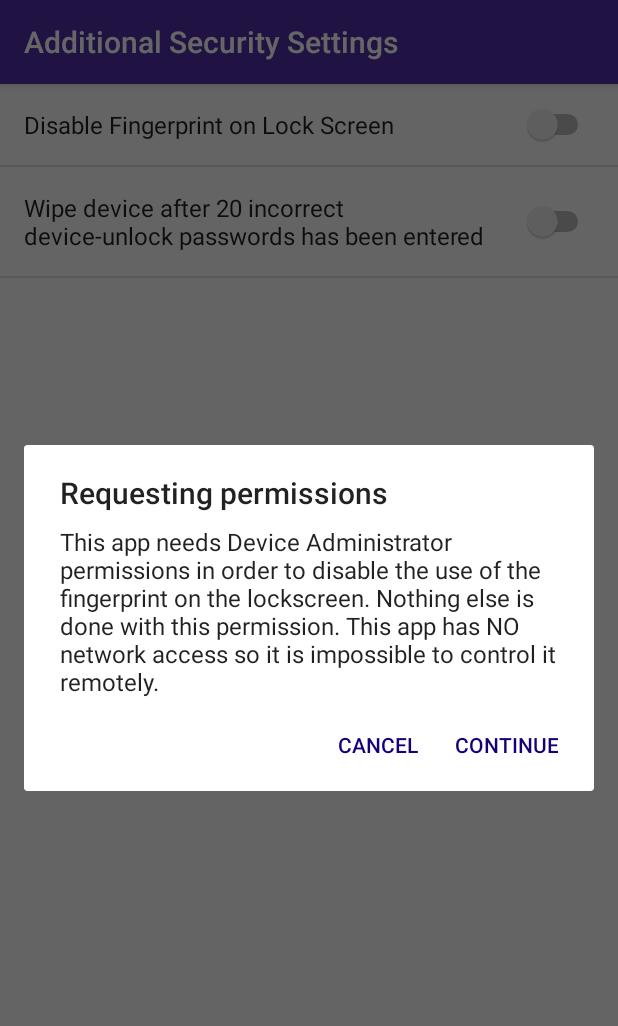
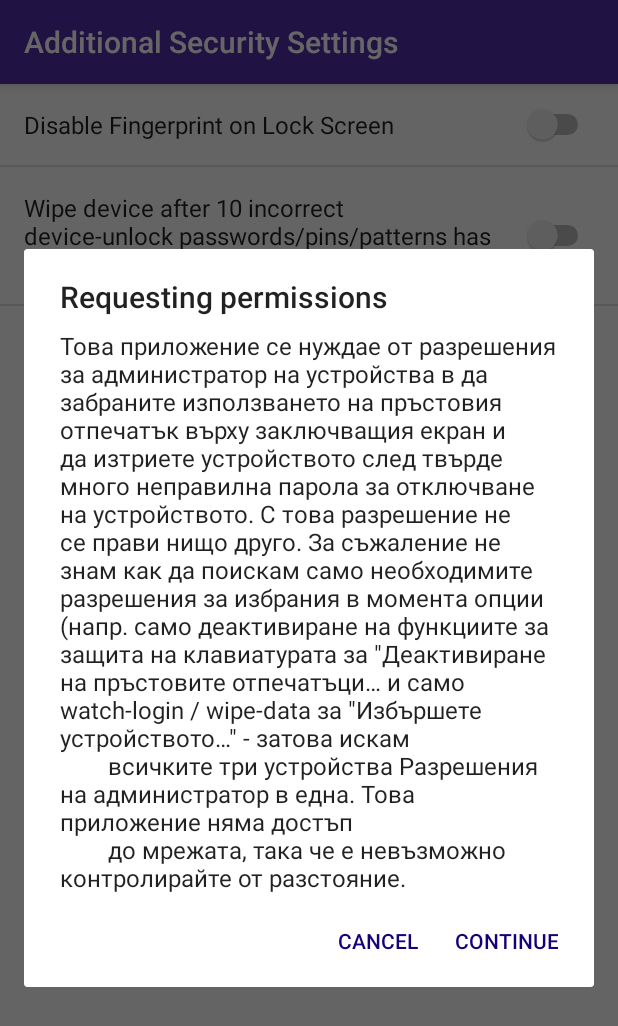
Before and after one commit to linux-colonel/AdminControl, an Android app: the screen it shows after launch (ControlYourDeviceActivity), after a tap on "Disable Fingerprint on Lock Screen", on a phone screen of 412 x 824 dp. Shown: the top 1026 px of the screen. Run offline under Robolectric (Android 15) with nearby library versions, the phone set to English and light mode, and no system bars.

Commit message:
Rename the string to "pref_wipe_after_too_many_incorrect_device_unlock_password_attempts" (again) - Update english text for pref_wipe_after_too_many_incorrect_device_unlock_password_attempts and dialog_explain_permissions - (Try) to translate the text into the bulgarian language

```diff
--- a/app/src/main/res/values/strings.xml
+++ b/app/src/main/res/values/strings.xml
@@ -10,11 +10,20 @@
 
     <!-- settings labels -->
     <string name="pref_disable_fingerprint_label">Disable Fingerprint on Lock Screen</string>
-    <string name="pref_wipe_after_too_many_incorrect_device_unlock_password_attempts">Wipe device after 20 incorrect device-unlock passwords has been entered</string>
+    <string name="pref_wipe_after_too_many_incorrect_device_unlock_passwords_attempts">Wipe device
+        after 10 incorrect device-unlock passwords/pins/patterns has been entered</string>
 
     <!-- dialogs -->
     <string name="dialog_explain_permissions_title">Requesting permissions</string>
-    <string name="dialog_explain_permissions">This app needs Device Administrator permissions in order to disable the use of the fingerprint on the lockscreen.  Nothing else is done with this permission.  This app has NO network access so it is impossible to control it remotely.</string>
+    <string name="dialog_explain_permissions">Това приложение се нуждае от разрешения за
+        администратор на устройства в да забраните използването на пръстовия отпечатък върху
+        заключващия екран и да изтриете устройството след твърде много неправилна парола за
+        отключване на устройството. С това разрешение не се прави нищо друго. За съжаление не знам
+        как да поискам само необходимите разрешения за избрания в момента опции (напр. само
+        деактивиране на функциите за защита на клавиатурата за \"Деактивиране на пръстовите
+        отпечатъци…" и само watch-login / wipe-data за \"Избършете устройството…\" - затова искам
+        всичките три устройства Разрешения на администратор в една. Това приложение няма достъп
+        до мрежата, така че е невъзможно контролирайте от разстояние.</string>
     <string name="dialog_continue">Continue</string>
     <string name="dialog_cancel">Cancel</string>
 </resources>
--- a/app/src/main/res/xml/preferences.xml
+++ b/app/src/main/res/xml/preferences.xml
@@ -10,5 +10,5 @@
         android:defaultValue="false"
         android:singleLineTitle="false"
         android:key="wipeAfterTooManyIncorrectDeviceUnlockPasswordAttempts"
-        android:title="@string/pref_wipe_after_too_many_incorrect_device_unlock_password_attempts" />
+        android:title="@string/pref_wipe_after_too_many_incorrect_device_unlock_passwords_attempts" />
 </PreferenceScreen>
```
Also changed, not shown: 1 other file.
